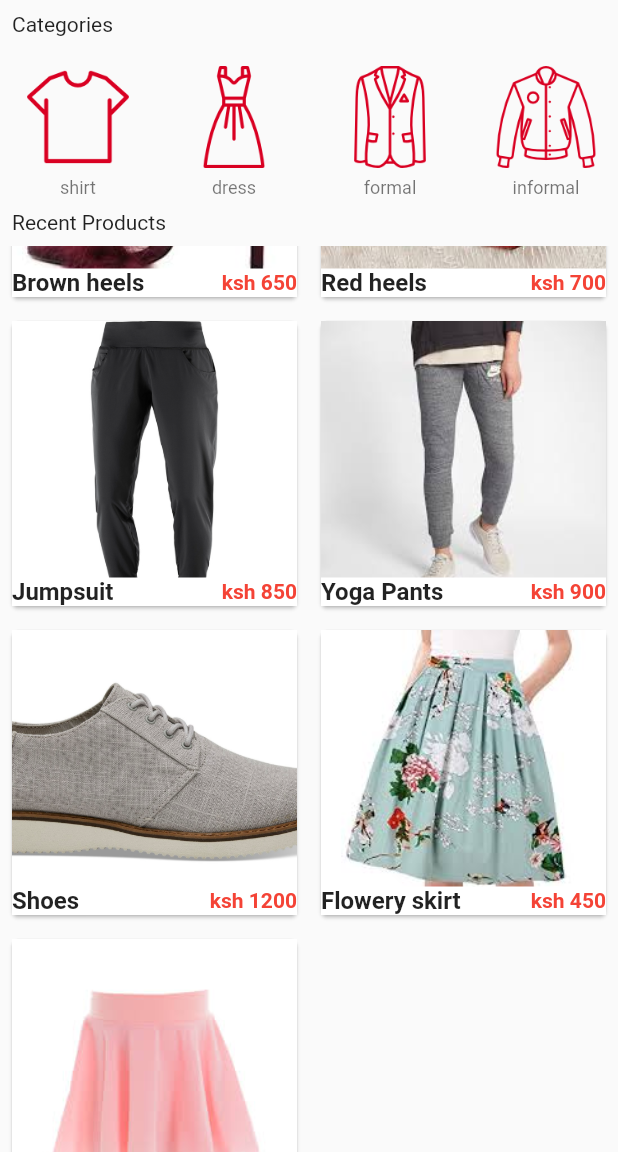
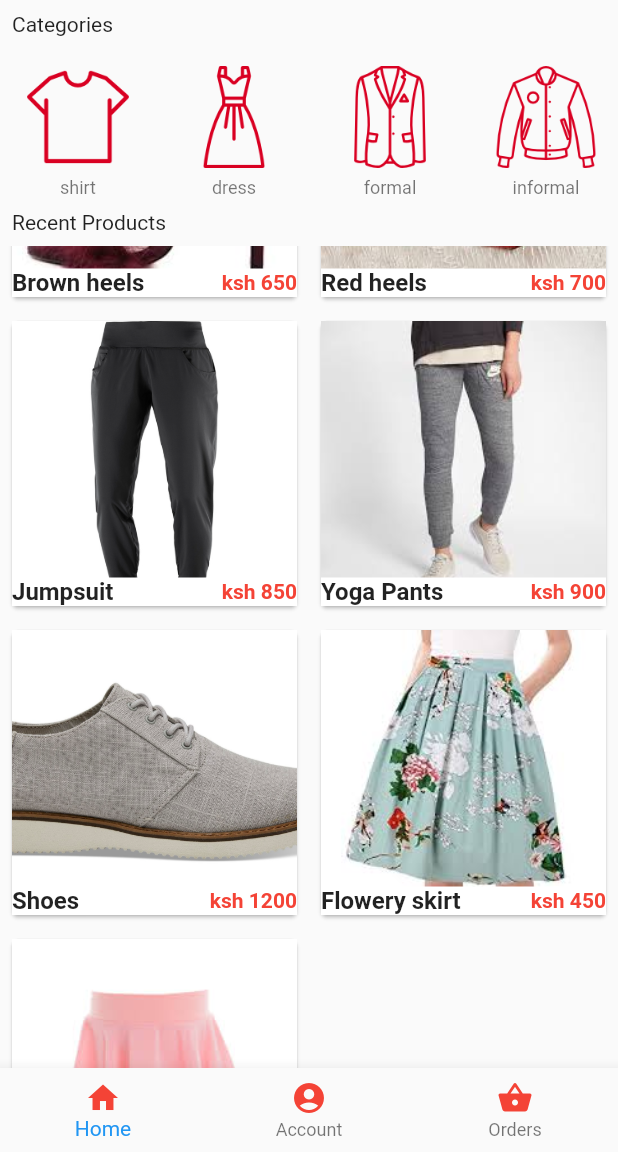
Before and after one commit to 8836/ecommerce_app, a Flutter app: the HomePage screen opened directly, scrolled down 576 dp, on a phone screen of 412 x 824 dp, the part 84-1236 px from its top. Run offline on Flutter 3.47's test engine with Material 2 defaults, Android fonts, the phone set to English and light mode, and no system bars; our stand-ins replace carousel_pro, cloud_firestore, firebase_auth, fluttertoast, google_sign_in, shared_preferences; accounts and stored records are empty.

Commit message:
Add files via upload

```diff
--- a/lib/components/pages/home.dart
+++ b/lib/components/pages/home.dart
@@ -1,3 +1,4 @@
+import 'package:ecommerce_app/components/Cart_products.dart';
 import 'package:flutter/material.dart';
 import 'package:carousel_pro/carousel_pro.dart';
 
@@ -17,6 +18,15 @@ final FirebaseAuth firebaseAuth = FirebaseAuth.instance;
 bool loading = false;
 
 class _HomePageState extends State<HomePage> {
+  int _selectedPage = 0;
+  final _pageOptions = [
+    HomePage(),
+    Cart_products(),
+    Shopping_cart(),
+    Text('item 4'),
+    Text('item 5'),
+  ];
+
   @override
   Widget build(BuildContext context) {
     Widget image_carousel = new Container(
@@ -212,6 +222,31 @@ class _HomePageState extends State<HomePage> {
           ),
         ],
       ),
+
+      //------------------------- BOTTOM NAVIGATION BAR ----------------------------
+
+      bottomNavigationBar: BottomNavigationBar(
+        currentIndex: _selectedPage,
+        onTap: (int index) {
+          setState(() {
+            _selectedPage = index;
+          });
+        },
+        items: [
+          BottomNavigationBarItem(
+            icon: Icon(Icons.home, color: Colors.red,),
+            title: Text('Home'),
+          ),
+          BottomNavigationBarItem(
+            icon: Icon(Icons.account_circle, color: Colors.red,),
+            title: Text('Account'),
+          ),
+          BottomNavigationBarItem(
+            icon: Icon(Icons.shopping_basket, color: Colors.red,),
+            title: Text('Orders'),
+          ),
+        ],
+      ),
     );
   }
 
```
Also changed, not shown: 5 other files.
